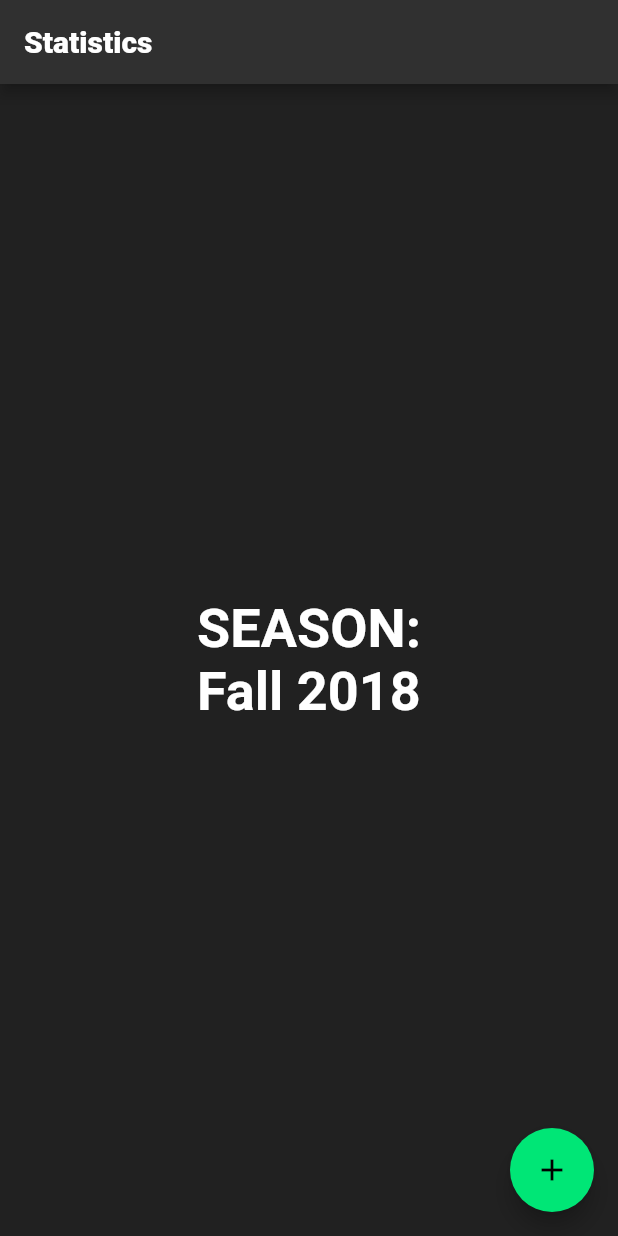
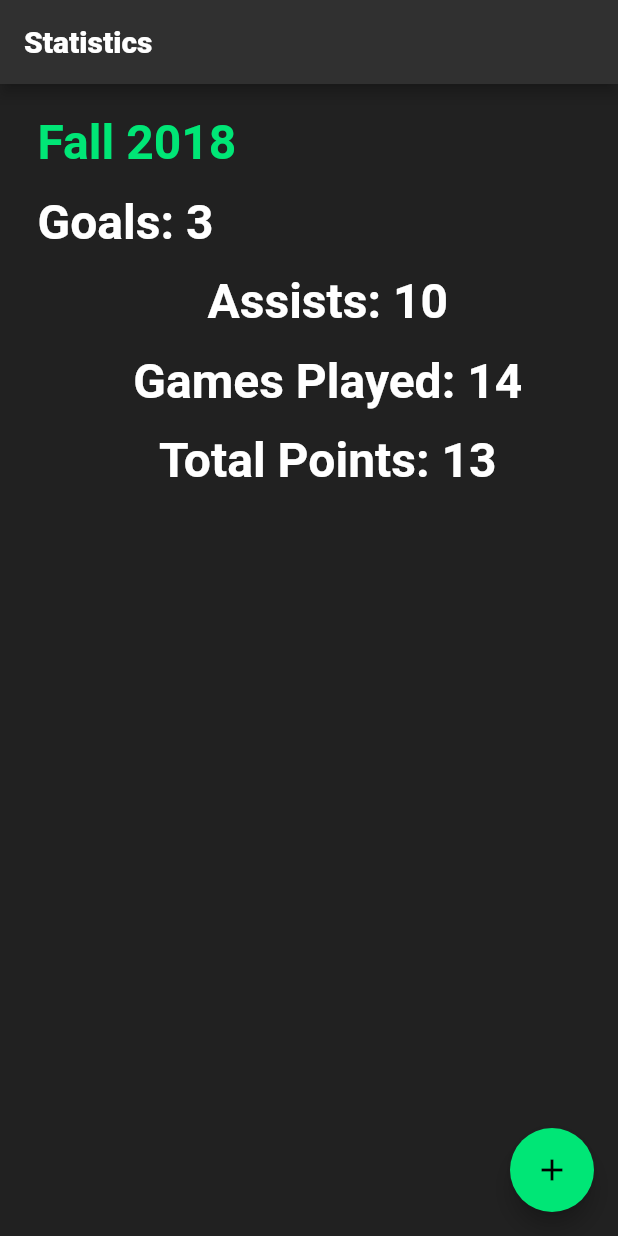
Before and after one commit to charlesomwa/hockey_stats, a Flutter app: the screen it shows after launch, swiped to page 2, on a phone screen of 412 x 824 dp. Run offline on Flutter 3.47's test engine with Material 2 defaults, Android fonts, the phone set to English and light mode, and no system bars; Roboto replaces fonts that are missing (Monsterrat).

Commit message:
Update stats.dart
Note: I need to use ListView in place of Column

```diff
--- a/lib/main.dart
+++ b/lib/main.dart
@@ -40,7 +40,7 @@ class StatsApp extends StatelessWidget {
         accentColor: green,
         textTheme: TextTheme(
           headline: TextStyle(fontSize: 48.0, fontWeight: FontWeight.w900, fontFamily: 'Monsterrat'),
-          title: TextStyle(fontSize: 36.0, fontWeight: FontWeight.bold, fontFamily: 'Monsterrat'),
+          title: TextStyle(fontSize: 32.0, fontWeight: FontWeight.bold, fontFamily: 'Monsterrat'),
           body1: TextStyle(fontSize: 14.0, fontFamily: 'Monsterrat'),
         ),
       ),
--- a/lib/pages/stats.dart
+++ b/lib/pages/stats.dart
@@ -2,20 +2,62 @@ import 'package:flutter/material.dart';
 
 class Stats extends StatelessWidget {
 
+  // I need to use a ListView for this class
   @override
   Widget build(BuildContext context) => new Container(
 
       color: Colors.black87,
       child: new Column (
         crossAxisAlignment: CrossAxisAlignment.center,
-        mainAxisAlignment: MainAxisAlignment.center,
+        //mainAxisAlignment: MainAxisAlignment.center,
         children: <Widget>[
           new Container(
-            //padding: EdgeInsets.fromLTRB(20, 20, 0, 0),
-            child: new Text("SEASON:\nFall 2018", style: Theme.of(context).textTheme.title.apply(color: Colors.white),),
+            alignment: Alignment.topLeft,
+            padding: EdgeInsets.fromLTRB(25, 20, 0, 0),
+            child: new Text("Fall 2018", style: Theme.of(context).textTheme.title.apply(color: Theme.of(context).accentColor),),
+          ),
+
+          new Container(
+            alignment: Alignment.centerLeft,
+            padding: EdgeInsets.fromLTRB(25, 15, 0, 0),
+            child:
+              new Text(
+                "Goals: 3",
+                style: Theme.of(context).textTheme.title.apply(color: Colors.white)
+              )
+          ),
+
+          new Container(
+            //alignment: Alignment.bottomLeft,
+              padding: EdgeInsets.fromLTRB(25, 15, 0, 0),
+              child:
+              new Text(
+                  "Assists: 10",
+                  style: Theme.of(context).textTheme.title.apply(color: Colors.white)
+              )
           ),
 
 
+          new Container(
+            //alignment: Alignment.bottomLeft,
+              padding: EdgeInsets.fromLTRB(25, 15, 0, 0),
+              child:
+              new Text(
+                  "Games Played: 14",
+                  style: Theme.of(context).textTheme.title.apply(color: Colors.white)
+              )
+          ),
+
+
+          new Container(
+            //alignment: Alignment.bottomLeft,
+              padding: EdgeInsets.fromLTRB(25, 15.0, 0, 0),
+              child:
+              new Text(
+                  "Total Points: 13",
+                  style: Theme.of(context).textTheme.title.apply(color: Colors.white)
+              )
+          ),
           //new Text('Statistics', style: _style)
 
         ],
```
